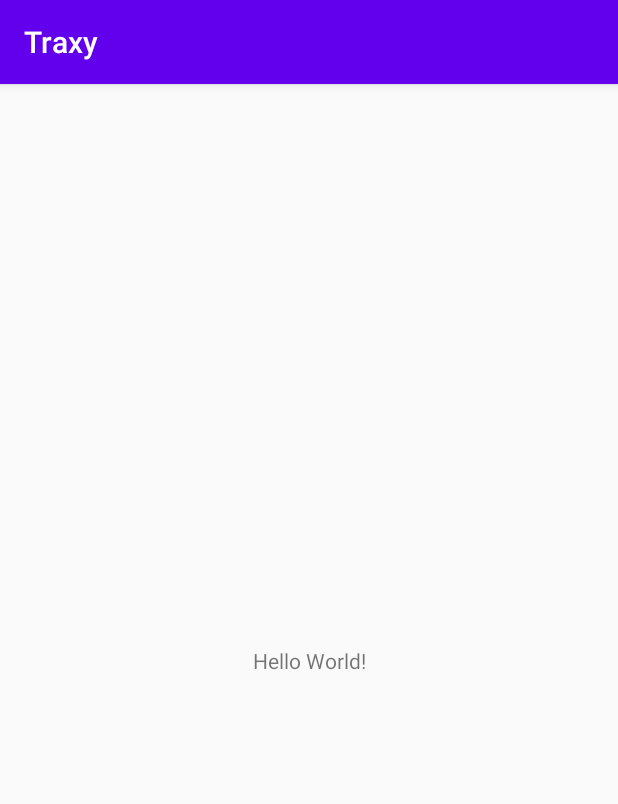
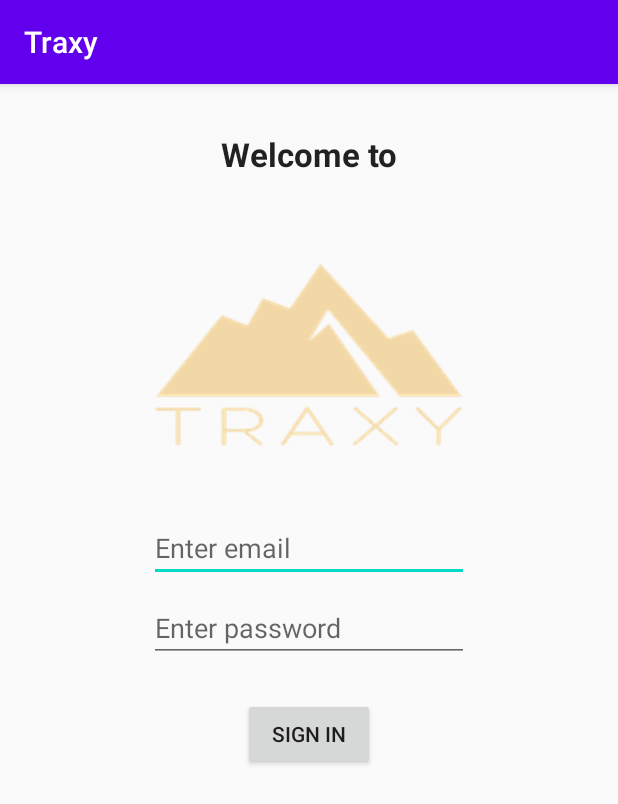
Before and after one commit to gvsucis/mobile-app-dev-book-android, an Android app: the screen it shows after launch (MainActivity before the commit, LoginActivity after it), on a phone screen of 412 x 824 dp. Shown: the top 804 px of the screen. Run offline under Robolectric (Android 15) with nearby library versions, the phone set to English and light mode, and no system bars.

Commit message:
Verify email and password, use shake animation

```diff
--- a/app/build.gradle
+++ b/app/build.gradle
@@ -27,8 +27,9 @@ dependencies {
     implementation fileTree(dir: "libs", include: ["*.jar"])
     implementation "org.jetbrains.kotlin:kotlin-stdlib:$kotlin_version"
     implementation 'androidx.core:core-ktx:1.3.1'
-    implementation 'androidx.appcompat:appcompat:1.1.0'
+    implementation 'androidx.appcompat:appcompat:1.2.0'
     implementation 'androidx.constraintlayout:constraintlayout:1.1.3'
+    implementation "com.google.android.material:material:1.2.0"
     testImplementation 'junit:junit:4.12'
     androidTestImplementation 'androidx.test.ext:junit:1.1.1'
     androidTestImplementation 'androidx.test.espresso:espresso-core:3.2.0'
--- a/app/src/main/AndroidManifest.xml
+++ b/app/src/main/AndroidManifest.xml
@@ -9,7 +9,7 @@
     android:roundIcon="@mipmap/ic_launcher_round"
     android:supportsRtl="true"
     android:theme="@style/AppTheme">
-    <activity android:name=".MainActivity">
+    <activity android:name=".LoginActivity">
       <intent-filter>
         <action android:name="android.intent.action.MAIN" />
 
--- /dev/null
+++ b/app/src/main/java/edu/gvsu/cis/traxy/LoginActivity.kt
@@ -0,0 +1,47 @@
+package edu.gvsu.cis.traxy
+
+import androidx.appcompat.app.AppCompatActivity
+import android.os.Bundle
+import android.view.animation.AnimationUtils
+import android.widget.EditText
+import com.google.android.material.snackbar.Snackbar
+import kotlinx.android.synthetic.main.activity_main.*
+import java.util.regex.Pattern
+
+class LoginActivity : AppCompatActivity() {
+    val EMAIL_REGEX = Pattern.compile(
+            "[A-Z0-9._%+-]+@[A-Z0-9.-]+\\.[A-Z]{2,6}",
+            Pattern.CASE_INSENSITIVE)
+
+    override fun onCreate(savedInstanceState: Bundle?) {
+        super.onCreate(savedInstanceState)
+        setContentView(R.layout.activity_main)
+
+        val email = findViewById<EditText>(R.id.email)
+        val password = findViewById<EditText>(R.id.password)
+        signin.setOnClickListener { v ->
+            val emailStr = email.text.toString()
+            val passStr = password.text.toString()
+            val shake = AnimationUtils.loadAnimation(this, R.anim.shake)
+            when {
+                emailStr.length == 0 ->
+                    Snackbar
+                            .make(email, getString(R.string.email_requirred), Snackbar.LENGTH_LONG)
+                            .show()
+                !EMAIL_REGEX.matcher(emailStr).find() ->
+                    Snackbar
+                            .make(email, getString(R.string.invalid_email), Snackbar.LENGTH_LONG)
+                            .show()
+                !passStr.contains("traxy") ->
+                    signin.startAnimation(shake)
+//                    Snackbar
+//                            .make(password, "Incorrrect Password", Snackbar.LENGTH_LONG)
+//                            .show()
+
+                else ->
+                    Snackbar.make(signin, getString(R.string.login_verified), Snackbar.LENGTH_LONG)
+                            .show()
+            }
+        }
+    }
+}
--- /dev/null
+++ b/app/src/main/res/anim/shake.xml
@@ -0,0 +1,6 @@
+<?xml version="1.0" encoding="utf-8"?>
+<set xmlns:android="http://schemas.android.com/apk/res/android"
+    android:interpolator="@android:anim/cycle_interpolator"
+    android:repeatMode="reverse" android:duration="200">
+    <translate android:fromXDelta="-15%" android:toXDelta="+15%" />
+</set>
--- a/app/src/main/res/layout/activity_main.xml
+++ b/app/src/main/res/layout/activity_main.xml
@@ -4,15 +4,64 @@
   xmlns:tools="http://schemas.android.com/tools"
   android:layout_width="match_parent"
   android:layout_height="match_parent"
-  tools:context=".MainActivity">
+  tools:context=".LoginActivity">
 
   <TextView
+    android:id="@+id/textView"
     android:layout_width="wrap_content"
     android:layout_height="wrap_content"
-    android:text="Hello World!"
-    app:layout_constraintBottom_toBottomOf="parent"
+    android:layout_marginTop="32dp"
+    android:text="@string/welcome_to"
+    android:textAppearance="@style/TextAppearance.AppCompat.Large"
+    android:textStyle="bold"
     app:layout_constraintLeft_toLeftOf="parent"
     app:layout_constraintRight_toRightOf="parent"
     app:layout_constraintTop_toTopOf="parent" />
 
+  <ImageView
+    android:id="@+id/imageView"
+    android:layout_width="wrap_content"
+    android:layout_height="wrap_content"
+    android:layout_marginTop="29dp"
+    android:contentDescription="@string/traxy_logo"
+    android:scaleType="fitCenter"
+    app:layout_constraintEnd_toEndOf="parent"
+    app:layout_constraintStart_toStartOf="parent"
+    app:layout_constraintTop_toBottomOf="@+id/textView"
+    app:srcCompat="@drawable/traxy_logo" />
+
+  <EditText
+    android:id="@+id/email"
+    android:layout_width="wrap_content"
+    android:layout_height="wrap_content"
+    android:layout_marginTop="16dp"
+    android:ems="10"
+    android:hint="@string/enter_email"
+    android:inputType="textEmailAddress"
+    app:layout_constraintEnd_toEndOf="parent"
+    app:layout_constraintStart_toStartOf="parent"
+    app:layout_constraintTop_toBottomOf="@+id/imageView" />
+
+  <EditText
+    android:id="@+id/password"
+    android:layout_width="wrap_content"
+    android:layout_height="wrap_content"
+    android:layout_marginTop="8dp"
+    android:ems="10"
+    android:hint="@string/enter_password"
+    android:inputType="textPassword"
+    app:layout_constraintEnd_toEndOf="parent"
+    app:layout_constraintStart_toStartOf="parent"
+    app:layout_constraintTop_toBottomOf="@+id/email" />
+
+  <Button
+    android:id="@+id/signin"
+    android:layout_width="wrap_content"
+    android:layout_height="wrap_content"
+    android:layout_marginTop="24dp"
+    android:text="@string/sign_in"
+    app:layout_constraintEnd_toEndOf="parent"
+    app:layout_constraintStart_toStartOf="parent"
+    app:layout_constraintTop_toBottomOf="@+id/password" />
+
 </androidx.constraintlayout.widget.ConstraintLayout>
--- a/app/src/main/res/values/strings.xml
+++ b/app/src/main/res/values/strings.xml
@@ -1,3 +1,11 @@
 <resources>
   <string name="app_name">Traxy</string>
+    <string name="welcome_to">Welcome to</string>
+  <string name="enter_email">Enter email</string>
+  <string name="traxy_logo">Traxy Logo</string>
+  <string name="enter_password">Enter password</string>
+  <string name="sign_in">Sign In</string>
+  <string name="email_requirred">Email requierd</string>
+  <string name="invalid_email">Invalid Email</string>
+  <string name="login_verified">Login Verified</string>
 </resources>
```
Also changed, not shown: app/src/main/res/drawable/traxy_logo.png (added), 1 other file.
